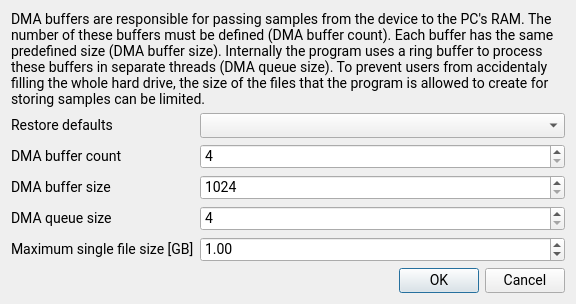
The window that BuffersDialog.ui (sevenreek/qtadqscope) describes before a commit, drawn with Qt 5.
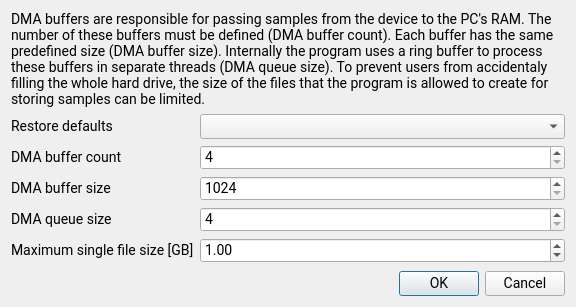
The same window after the commit.

What changed in the file:
```diff
--- a/BuffersDialog.ui
+++ b/BuffersDialog.ui
@@ -7,7 +7,7 @@
     <x>0</x>
     <y>0</y>
     <width>576</width>
-    <height>304</height>
+    <height>307</height>
    </rect>
   </property>
   <property name="sizePolicy">
@@ -51,7 +51,10 @@
         <number>4</number>
        </property>
        <property name="maximum">
-        <number>65535</number>
+        <number>256</number>
+       </property>
+       <property name="singleStep">
+        <number>4</number>
        </property>
       </widget>
      </item>
```
Left out of the diff: 3 changed lines with no effect on the pictures.
